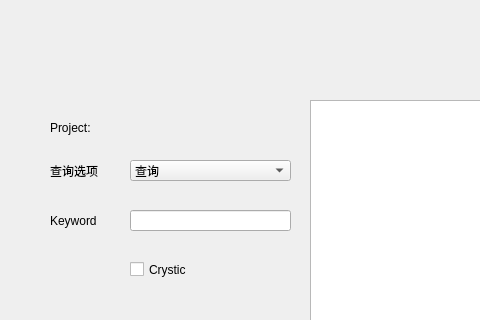
This is interface/interface.ui in xieyuschen/CarManager as Qt 5 draws it before an edit; both pictures show x 0 to 480 and y 0 to 320 of the 1059 by 600 pixel window. The edited form follows.
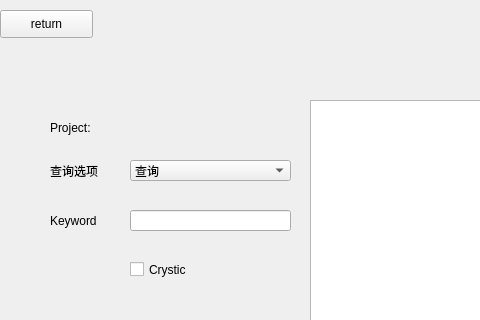
This is the edited form.

Patch:
```diff
--- a/interface/interface.ui
+++ b/interface/interface.ui
@@ -122,6 +122,19 @@
      <string>Crystic</string>
     </property>
    </widget>
+   <widget class="QPushButton" name="pushButton_2">
+    <property name="geometry">
+     <rect>
+      <x>0</x>
+      <y>10</y>
+      <width>93</width>
+      <height>28</height>
+     </rect>
+    </property>
+    <property name="text">
+     <string>return</string>
+    </property>
+   </widget>
   </widget>
   <widget class="QMenuBar" name="menubar">
    <property name="geometry">
```
Left out of the diff: 4 changed lines with no effect on the pictures.
